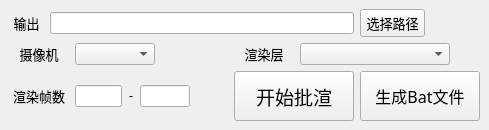
Qt form commons/ui/RenderSetting.ui (lonegather/Barbarian) before a commit.
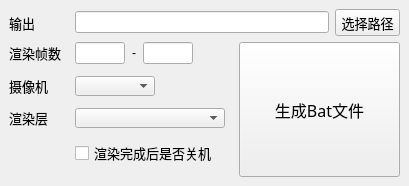
The same form after that commit.

The edit to the form file:
```diff
--- a/commons/ui/RenderSetting.ui
+++ b/commons/ui/RenderSetting.ui
@@ -6,47 +6,37 @@
    <rect>
     <x>0</x>
     <y>0</y>
-    <width>489</width>
-    <height>127</height>
+    <width>409</width>
+    <height>186</height>
    </rect>
   </property>
+  <property name="minimumSize">
+   <size>
+    <width>409</width>
+    <height>186</height>
+   </size>
+  </property>
+  <property name="maximumSize">
+   <size>
+    <width>409</width>
+    <height>186</height>
+   </size>
+  </property>
   <property name="windowTitle">
    <string>MainWindow</string>
   </property>
   <widget class="QWidget" name="centralwidget">
    <layout class="QGridLayout" name="gridLayout">
-    <item row="2" column="0" colspan="2">
-     <widget class="QLabel" name="label_2">
-      <property name="minimumSize">
-       <size>
-        <width>60</width>
-        <height>0</height>
-       </size>
+    <item row="0" column="0">
+     <layout class="QFormLayout" name="formLayout">
+      <property name="fieldGrowthPolicy">
+       <enum>QFormLayout::AllNonFixedFieldsGrow</enum>
       </property>
-      <property name="maximumSize">
-       <size>
-        <width>60</width>
-        <height>16777215</height>
-       </size>
+      <property name="labelAlignment">
+       <set>Qt::AlignRight|Qt::AlignTrailing|Qt::AlignVCenter</set>
       </property>
-      <property name="font">
-       <font>
-        <family>微软雅黑</family>
-        <pointsize>10</pointsize>
-        <weight>50</weight>
-        <bold>false</bold>
-       </font>
-      </property>
-      <property name="text">
-       <string>渲染帧数</string>
-      </property>
-      <property name="alignment">
-       <set>Qt::AlignCenter</set>
-      </property>
-     </widget>
-    </item>
-    <item row="1" column="3">
-     <widget class="QLabel" name="label_4">
+      <item row="0" column="0">
+       <widget class="QLabel" name="label">
       <property name="minimumSize">
        <size>
         <width>60</width>
@@ -55,7 +45,7 @@
       </property>
       <property name="maximumSize">
        <size>
-        <width>60</width>
+          <width>35</width>
         <height>16777215</height>
        </size>
       </property>
@@ -68,14 +58,16 @@
        </font>
       </property>
       <property name="text">
-       <string>渲染层</string>
+         <string>输出</string>
       </property>
       <property name="alignment">
-       <set>Qt::AlignCenter</set>
+         <set>Qt::AlignLeading|Qt::AlignLeft|Qt::AlignVCenter</set>
       </property>
      </widget>
     </item>
-    <item row="0" column="1" colspan="4">
+      <item row="0" column="1">
+       <layout class="QHBoxLayout" name="horizontalLayout_6">
+        <item>
      <widget class="QLineEdit" name="BeathRenderLabel">
       <property name="minimumSize">
        <size>
@@ -85,79 +77,163 @@
       </property>
      </widget>
     </item>
-    <item row="1" column="2">
+        <item>
+         <widget class="QPushButton" name="SelectButton">
+          <property name="minimumSize">
+           <size>
+            <width>65</width>
+            <height>27</height>
+           </size>
+          </property>
+          <property name="maximumSize">
+           <size>
+            <width>65</width>
+            <height>27</height>
+           </size>
+          </property>
+          <property name="font">
+           <font>
+            <family>微软雅黑</family>
+            <pointsize>10</pointsize>
+            <weight>50</weight>
+            <bold>false</bold>
+           </font>
+          </property>
+          <property name="text">
+           <string>选择路径</string>
+          </property>
+          <property name="+command" stdset="0">
+           <string>barbarian.render.RenderSetting.browse</string>
+          </property>
+         </widget>
+        </item>
+       </layout>
+      </item>
+     </layout>
+    </item>
+    <item row="1" column="0">
+     <layout class="QHBoxLayout" name="horizontalLayout_3">
+      <item>
+       <layout class="QFormLayout" name="formLayout_2">
+        <property name="fieldGrowthPolicy">
+         <enum>QFormLayout::AllNonFixedFieldsGrow</enum>
+        </property>
+        <item row="2" column="0">
+         <widget class="QLabel" name="label_3">
+          <property name="minimumSize">
+           <size>
+            <width>60</width>
+            <height>0</height>
+           </size>
+          </property>
+          <property name="maximumSize">
+           <size>
+            <width>60</width>
+            <height>16777215</height>
+           </size>
+          </property>
+          <property name="font">
+           <font>
+            <family>微软雅黑</family>
+            <pointsize>10</pointsize>
+            <weight>50</weight>
+            <bold>false</bold>
+           </font>
+          </property>
+          <property name="text">
+           <string>摄像机</string>
+          </property>
+          <property name="alignment">
+           <set>Qt::AlignLeading|Qt::AlignLeft|Qt::AlignVCenter</set>
+          </property>
+         </widget>
+        </item>
+        <item row="2" column="1">
      <widget class="QComboBox" name="BeathRenderOptionMenu">
       <property name="minimumSize">
        <size>
         <width>80</width>
-        <height>0</height>
+            <height>20</height>
        </size>
       </property>
       <property name="maximumSize">
        <size>
         <width>80</width>
+            <height>20</height>
+           </size>
+          </property>
+         </widget>
+        </item>
+        <item row="4" column="0">
+         <widget class="QLabel" name="label_4">
+          <property name="minimumSize">
+           <size>
+            <width>60</width>
+            <height>0</height>
+           </size>
+          </property>
+          <property name="maximumSize">
+           <size>
+            <width>60</width>
         <height>16777215</height>
        </size>
       </property>
-     </widget>
-    </item>
-    <item row="1" column="4" colspan="2">
+          <property name="font">
+           <font>
+            <family>微软雅黑</family>
+            <pointsize>10</pointsize>
+            <weight>50</weight>
+            <bold>false</bold>
+           </font>
+          </property>
+          <property name="text">
+           <string>渲染层</string>
+          </property>
+          <property name="alignment">
+           <set>Qt::AlignLeading|Qt::AlignLeft|Qt::AlignVCenter</set>
+          </property>
+         </widget>
+        </item>
+        <item row="4" column="1">
      <widget class="QComboBox" name="BeathRenderOptionMenu_2">
       <property name="minimumSize">
        <size>
         <width>150</width>
-        <height>0</height>
+            <height>20</height>
        </size>
       </property>
       <property name="maximumSize">
        <size>
         <width>80</width>
-        <height>16777215</height>
+            <height>20</height>
        </size>
       </property>
      </widget>
     </item>
-    <item row="1" column="0" colspan="2">
-     <widget class="QLabel" name="label_3">
-      <property name="minimumSize">
-       <size>
-        <width>60</width>
-        <height>0</height>
-       </size>
-      </property>
-      <property name="maximumSize">
-       <size>
-        <width>60</width>
-        <height>16777215</height>
-       </size>
-      </property>
+        <item row="6" column="1">
+         <widget class="QCheckBox" name="BeathRenderCheckBox">
       <property name="font">
        <font>
         <family>微软雅黑</family>
         <pointsize>10</pointsize>
-        <weight>50</weight>
-        <bold>false</bold>
        </font>
       </property>
       <property name="text">
-       <string>摄像机</string>
-      </property>
-      <property name="alignment">
-       <set>Qt::AlignCenter</set>
+           <string>渲染完成后是否关机</string>
       </property>
      </widget>
     </item>
     <item row="0" column="0">
-     <widget class="QLabel" name="label">
+         <widget class="QLabel" name="label_2">
       <property name="minimumSize">
        <size>
-        <width>35</width>
+            <width>60</width>
         <height>0</height>
        </size>
       </property>
       <property name="maximumSize">
        <size>
-        <width>35</width>
+            <width>60</width>
         <height>16777215</height>
        </size>
       </property>
@@ -170,44 +246,14 @@
        </font>
       </property>
       <property name="text">
-       <string>输出</string>
+           <string>渲染帧数</string>
       </property>
       <property name="alignment">
-       <set>Qt::AlignCenter</set>
+           <set>Qt::AlignLeading|Qt::AlignLeft|Qt::AlignVCenter</set>
       </property>
      </widget>
     </item>
-    <item row="2" column="5">
-     <widget class="QPushButton" name="pushButton_3">
-      <property name="minimumSize">
-       <size>
-        <width>120</width>
-        <height>50</height>
-       </size>
-      </property>
-      <property name="maximumSize">
-       <size>
-        <width>120</width>
-        <height>50</height>
-       </size>
-      </property>
-      <property name="font">
-       <font>
-        <family>微软雅黑</family>
-        <pointsize>12</pointsize>
-        <weight>50</weight>
-        <bold>false</bold>
-       </font>
-      </property>
-      <property name="text">
-       <string>生成Bat文件</string>
-      </property>
-      <property name="+command" stdset="0">
-       <string>barbarian.render.RenderSetting.makeBat</string>
-      </property>
-     </widget>
-    </item>
-    <item row="2" column="2">
+        <item row="0" column="1">
      <layout class="QHBoxLayout" name="horizontalLayout">
       <property name="spacing">
        <number>4</number>
@@ -284,62 +330,42 @@
       </item>
      </layout>
     </item>
-    <item row="0" column="5">
-     <widget class="QPushButton" name="SelectButton">
-      <property name="minimumSize">
-       <size>
-        <width>65</width>
-        <height>0</height>
-       </size>
-      </property>
-      <property name="maximumSize">
-       <size>
-        <width>65</width>
-        <height>16777215</height>
-       </size>
+        <item row="3" column="1">
+         <layout class="QVBoxLayout" name="verticalLayout"/>
+        </item>
+        <item row="1" column="1">
+         <layout class="QVBoxLayout" name="verticalLayout_2"/>
+        </item>
+        <item row="5" column="1">
+         <layout class="QVBoxLayout" name="verticalLayout_3"/>
+        </item>
+       </layout>
+      </item>
+      <item>
+       <widget class="QPushButton" name="pushButton_3">
+        <property name="sizePolicy">
+         <sizepolicy hsizetype="Expanding" vsizetype="Expanding">
+          <horstretch>0</horstretch>
+          <verstretch>0</verstretch>
+         </sizepolicy>
       </property>
       <property name="font">
        <font>
         <family>微软雅黑</family>
-        <pointsize>10</pointsize>
+          <pointsize>12</pointsize>
         <weight>50</weight>
         <bold>false</bold>
        </font>
       </property>
       <property name="text">
-       <string>选择路径</string>
+         <string>生成Bat文件</string>
       </property>
       <property name="+command" stdset="0">
        <string>barbarian.render.RenderSetting.browse</string>
       </property>
      </widget>
     </item>
-    <item row="2" column="3" colspan="2">
-     <widget class="QPushButton" name="pushButton_2">
-      <property name="minimumSize">
-       <size>
-        <width>120</width>
-        <height>50</height>
-       </size>
-      </property>
-      <property name="maximumSize">
-       <size>
-        <width>120</width>
-        <height>50</height>
-       </size>
-      </property>
-      <property name="font">
-       <font>
-        <family>微软雅黑</family>
-        <pointsize>14</pointsize>
-        <weight>50</weight>
-        <bold>false</bold>
-       </font>
-      </property>
-      <property name="text">
-       <string>开始批渲</string>
-      </property>
-     </widget>
+     </layout>
     </item>
    </layout>
   </widget>
```
Left out of the diff: 2 changed lines with no effect on the pictures. Lines whose indentation alone changed are shown as unchanged.
